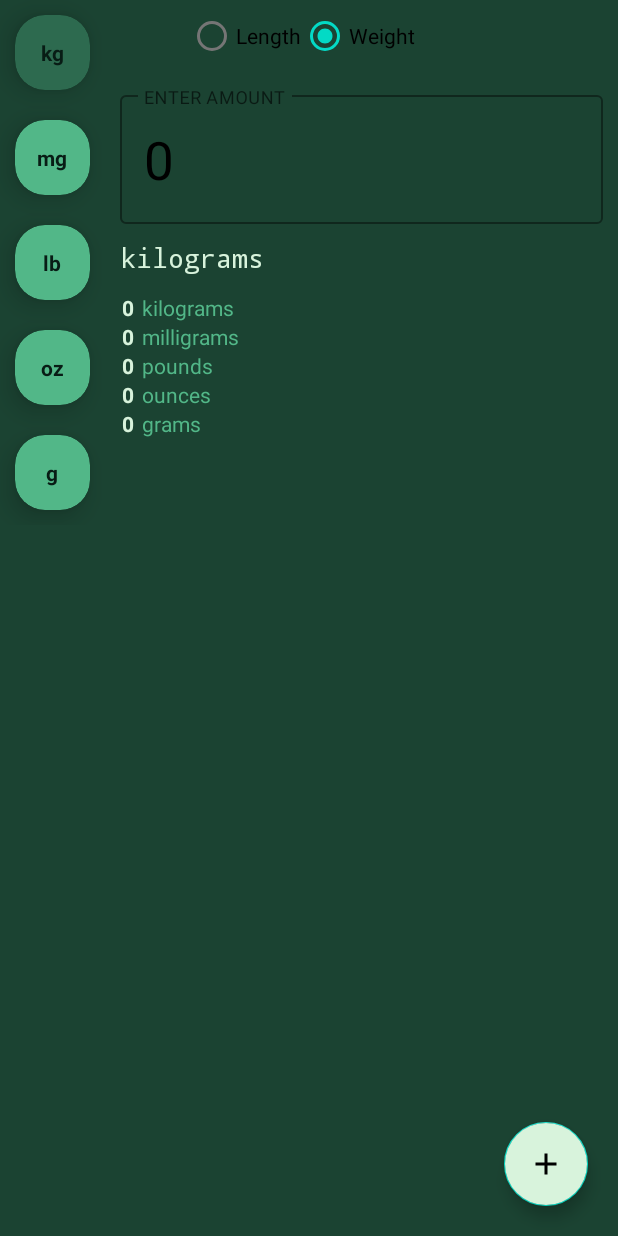
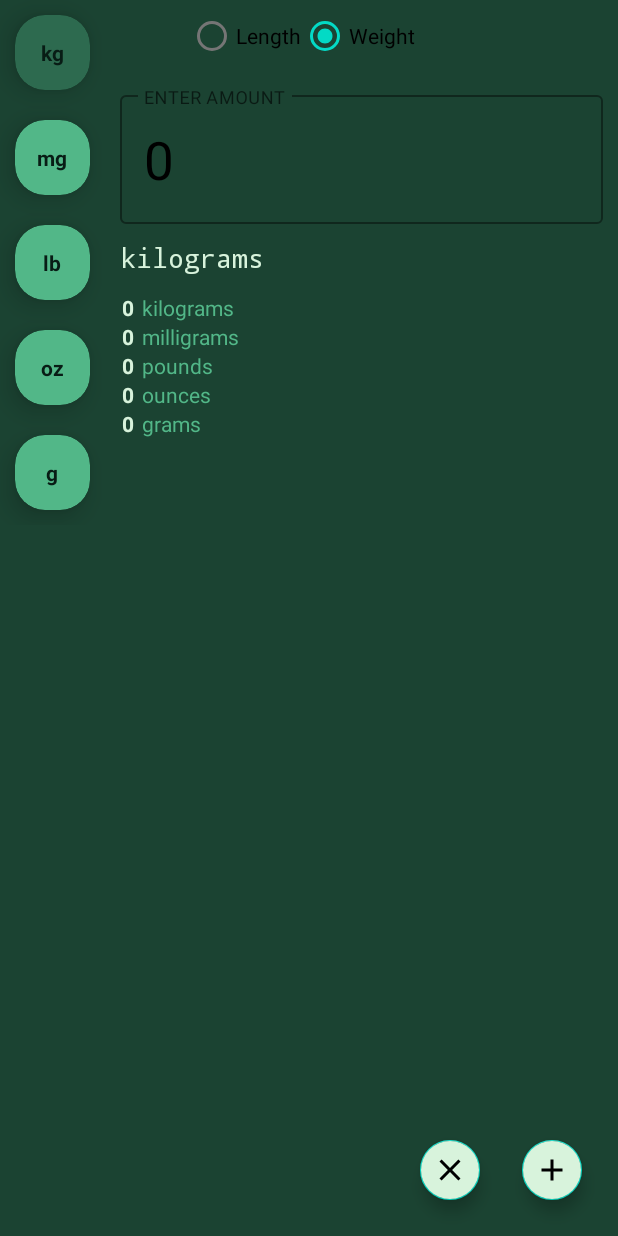
Before and after one commit to Kudlayra/MeasureConverter, an Android app: the screen it shows after launch (MainActivity), after a tap on "kg", on a phone screen of 412 x 824 dp. Run offline under Robolectric (Android 15) with nearby library versions, the phone set to English and light mode, and no system bars; our stand-ins replace Dagger/Hilt's generated code, Room's generated code; 2 other taps on this screen came first.

Commit message:
working out

```diff
--- a/app/src/main/java/com/example/android/measureconverter/presentation/adapter/AdapterForUnits.kt
+++ b/app/src/main/java/com/example/android/measureconverter/presentation/adapter/AdapterForUnits.kt
@@ -6,18 +6,16 @@ import android.view.ViewGroup
 import androidx.recyclerview.widget.DiffUtil
 import androidx.recyclerview.widget.ListAdapter
 import androidx.recyclerview.widget.RecyclerView
-import com.example.android.measureconverter.data.source.local.Units
 import com.example.android.measureconverter.databinding.ItemForRecyclerviewBinding
 import com.example.android.measureconverter.domain.models.UnitToAdd
 
-class AdapterForUnits(private val onItemClicked: (UnitToAdd) -> Unit): ListAdapter<UnitToAdd, AdapterForUnits.AdapterViewHolder>(DiffCallback) {
+class AdapterForUnits(private val onItemClicked: (UnitToAdd, Int) -> Unit, private var selectedPosition: Int?): ListAdapter<UnitToAdd, AdapterForUnits.AdapterViewHolder>(DiffCallback) {
     class AdapterViewHolder(private val binding: ItemForRecyclerviewBinding): RecyclerView.ViewHolder(binding.root) {
         fun bind(unit: UnitToAdd) {
             binding.textRecyclerView.text = unit.shortUnitName
         }
     }
 
-    private var selectedPosition = 0
     private var lastSelectedPosition = 0
 
     override fun onCreateViewHolder(parent: ViewGroup, viewType: Int): AdapterViewHolder {
@@ -28,9 +26,9 @@ class AdapterForUnits(private val onItemClicked: (UnitToAdd) -> Unit): ListAdapt
         holder.bind(getItem(position))
         val position = holder.adapterPosition
         holder.itemView.isActivated = selectedPosition == position
-        if (holder.itemView.isActivated) onItemClicked(getItem(position))
+        if (holder.itemView.isActivated) onItemClicked(getItem(position), position)
         holder.itemView.setOnClickListener {
-            onItemClicked(getItem(position))
+            onItemClicked(getItem(position), position)
             selectedPosition = position
             notifyItemChanged(lastSelectedPosition)
             notifyItemChanged(position)
--- a/app/src/main/java/com/example/android/measureconverter/presentation/ui/main/MainFragment.kt
+++ b/app/src/main/java/com/example/android/measureconverter/presentation/ui/main/MainFragment.kt
@@ -8,6 +8,7 @@ import androidx.fragment.app.Fragment
 import android.view.LayoutInflater
 import android.view.View
 import android.view.ViewGroup
+import androidx.core.view.get
 import androidx.fragment.app.activityViewModels
 import androidx.lifecycle.coroutineScope
 import androidx.navigation.fragment.findNavController
@@ -47,8 +48,9 @@ class MainFragment : Fragment() {
     override fun onViewCreated(view: View, savedInstanceState: Bundle?) {
         super.onViewCreated(view, savedInstanceState)
         val adapterForUnitsTwo = AdapterForTable { }
-        val adapterForUnitsOne = AdapterForUnits { it ->
+        val adapterForUnitsOne = AdapterForUnits ({ it, position ->
             viewModel.currentUnit(it)
+            viewModel.changeSelectedUnit(position)
             lifecycle.coroutineScope.launch {
                 viewModel.getCalculatedResultList(it, inputDataFromEditText()).collect() {
                     adapterForUnitsTwo.submitList(it)
@@ -57,7 +59,7 @@ class MainFragment : Fragment() {
             if (inputDataFromEditText().toDouble() == 1.0) {
                 viewModel.changeUnitOnUi(it.unitName)
             } else viewModel.changeUnitOnUi(it.pluralName)
-        }
+        }, viewModel.selectedUnit.value ?: 0)
         with(binding) {
             recyclerViewLeft.adapter = adapterForUnitsOne
             recyclerViewLeft.layoutManager = LinearLayoutManager(this@MainFragment.context)
--- a/app/src/main/java/com/example/android/measureconverter/presentation/ui/main/MainViewModel.kt
+++ b/app/src/main/java/com/example/android/measureconverter/presentation/ui/main/MainViewModel.kt
@@ -27,8 +27,11 @@ class MainViewModel(
 
     var currentUnit: UnitToAdd? = null
 
-    private val _choicedType = MutableLiveData<String>() //todo
-    val selectedType = _choicedType
+    private val _selectedUnit = MutableLiveData<Int>()
+    val selectedUnit = _selectedUnit
+
+    private val _selectedType = MutableLiveData<String>() //todo
+    val selectedType = _selectedType
 
     private var _leftChosenUnit = MutableLiveData<String>()
     val leftChosenUnit: LiveData<String> = _leftChosenUnit
@@ -70,7 +73,7 @@ class MainViewModel(
     }
 
     fun changeType(type: String) {
-        _choicedType.value = type
+        _selectedType.value = type
     }
 
     companion object {
@@ -80,5 +83,8 @@ class MainViewModel(
     init {
         changeType(LENGTH)
     }
+    fun changeSelectedUnit(position: Int) {
+        _selectedUnit.value = position
+    }
 
 }
--- /dev/null
+++ b/app/src/main/res/drawable/ic_baseline_clear_24.xml
@@ -0,0 +1,5 @@
+<vector android:height="24dp" android:tint="#000000"
+    android:viewportHeight="24" android:viewportWidth="24"
+    android:width="24dp" xmlns:android="http://schemas.android.com/apk/res/android">
+    <path android:fillColor="@android:color/white" android:pathData="M19,6.41L17.59,5 12,10.59 6.41,5 5,6.41 10.59,12 5,17.59 6.41,19 12,13.41 17.59,19 19,17.59 13.41,12z"/>
+</vector>
--- a/app/src/main/res/layout/fragment_main.xml
+++ b/app/src/main/res/layout/fragment_main.xml
@@ -62,9 +62,22 @@
         android:layout_width="wrap_content"
         android:layout_height="wrap_content"
         android:clickable="true"
+        app:fabSize="mini"
         android:src="@drawable/ic_baseline_add_24"
         app:layout_constraintBottom_toBottomOf="parent"
         app:layout_constraintEnd_toEndOf="parent" />
+
+    <com.google.android.material.floatingactionbutton.FloatingActionButton
+        android:id="@+id/floatingActionButtonDelete"
+        android:layout_width="wrap_content"
+        android:layout_height="wrap_content"
+        android:layout_margin="20dp"
+        app:fabSize="mini"
+        android:backgroundTint="@color/light"
+        android:clickable="true"
+        android:src="@drawable/ic_baseline_clear_24"
+        app:layout_constraintBottom_toBottomOf="parent"
+        app:layout_constraintEnd_toStartOf="@+id/floatingActionButton" />
 
     <FrameLayout
         android:id="@+id/frameLayout"
```
